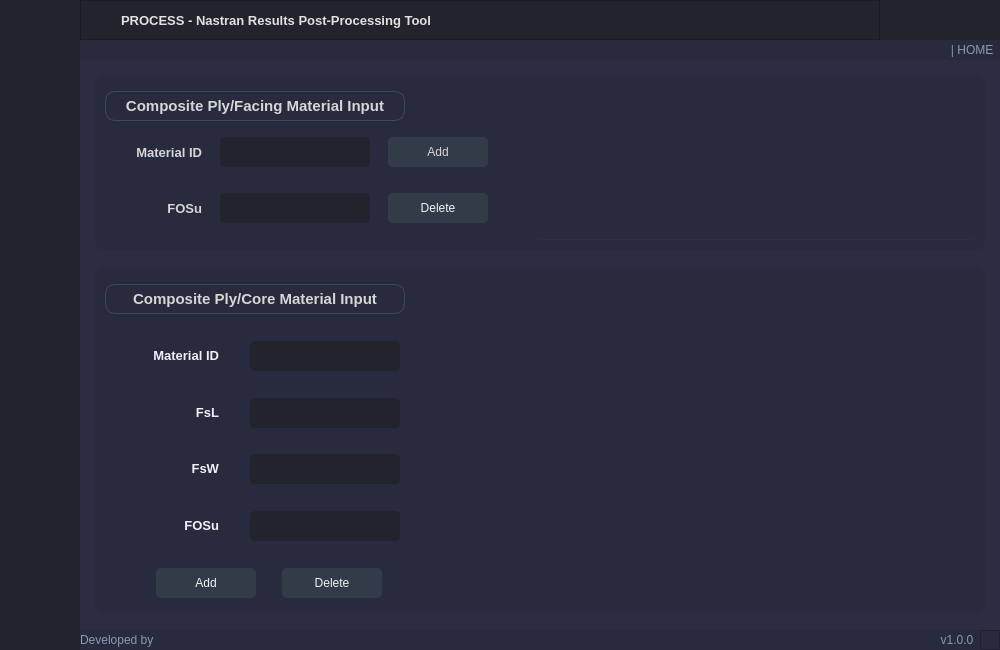
oncosmin/PROCESS, file ui_main.ui: the form before one commit.
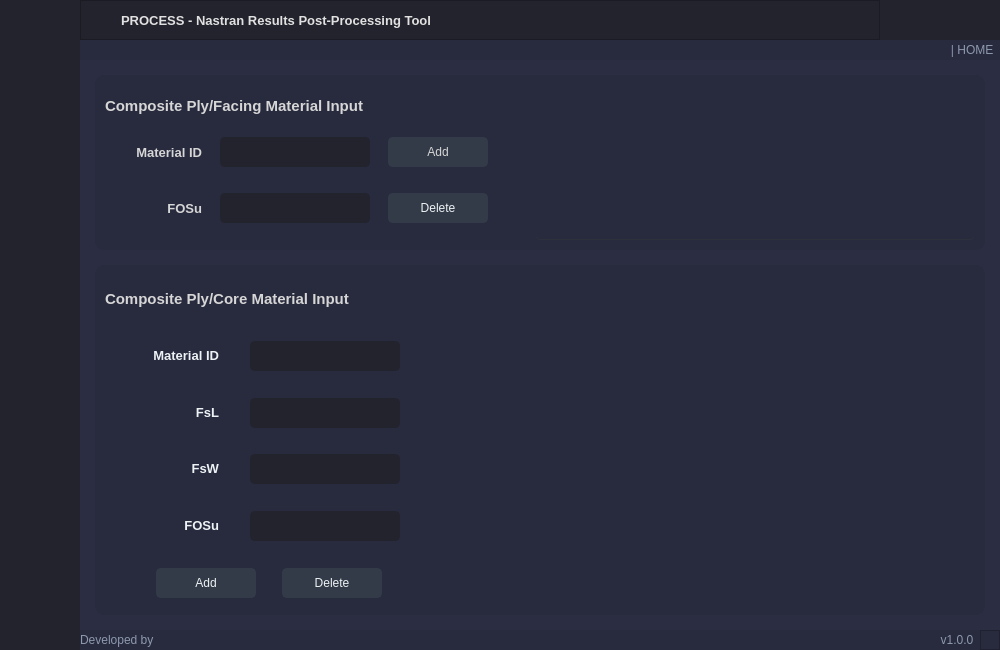
The form after the commit. The open tabs and pages were chosen to show the change. Icons and pictures are not drawn.

Commit message: comp and metallic label positioning and style update

The edit to the form file:
```diff
--- a/ui_main.ui
+++ b/ui_main.ui
@@ -2176,7 +2176,7 @@
                      <widget class="QLabel" name="Comp_Facing_Label">
                       <property name="maximumSize">
                        <size>
-                        <width>300</width>
+                        <width>400</width>
                         <height>30</height>
                        </size>
                       </property>
@@ -2189,14 +2189,13 @@
                        </font>
                       </property>
                       <property name="styleSheet">
-                       <string notr="true">color: rgb(214, 214, 214);
-border:1px solid rgb(64, 71, 88);</string>
+                       <string notr="true">color: rgb(214, 214, 214);</string>
                       </property>
                       <property name="text">
                        <string>Composite Ply/Facing Material Input</string>
                       </property>
                       <property name="alignment">
-                       <set>Qt::AlignCenter</set>
+                       <set>Qt::AlignLeading|Qt::AlignLeft|Qt::AlignVCenter</set>
                       </property>
                       <property name="margin">
                        <number>0</number>
@@ -2654,7 +2653,7 @@
                          </property>
                          <property name="maximumSize">
                           <size>
-                           <width>300</width>
+                           <width>400</width>
                            <height>30</height>
                           </size>
                          </property>
@@ -2667,14 +2666,13 @@
                           </font>
                          </property>
                          <property name="styleSheet">
-                          <string notr="true">color: rgb(214, 214, 214);
-border:1px solid rgb(64, 71, 88);</string>
+                          <string notr="true">color: rgb(214, 214, 214);</string>
                          </property>
                          <property name="text">
                           <string>Composite Ply/Core Material Input</string>
                          </property>
                          <property name="alignment">
-                          <set>Qt::AlignCenter</set>
+                          <set>Qt::AlignLeading|Qt::AlignLeft|Qt::AlignVCenter</set>
                          </property>
                         </widget>
                        </item>
```
Left out of the diff: 9 changed lines with no effect on the pictures. The commit also changes 2 other files.
